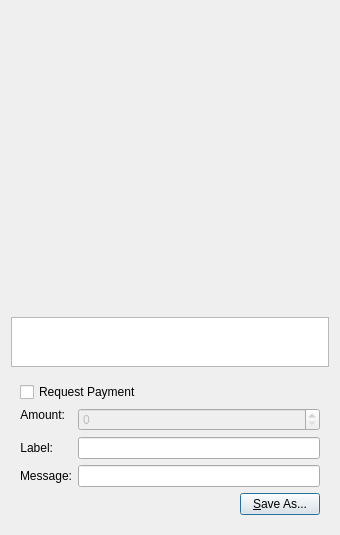
This is src/qt/forms/qrcodedialog.ui in corgicoin/corgicoin as Qt 5 draws it before an edit. The edited form follows.
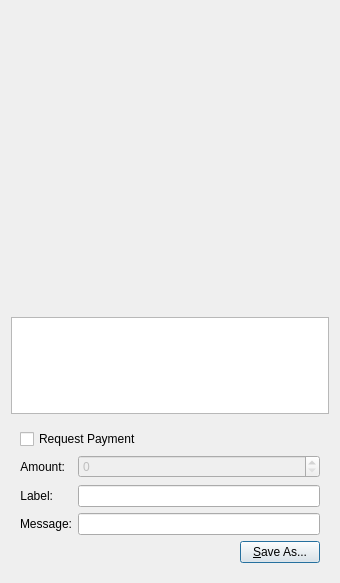
This is the edited form. Custom widgets are drawn as their Qt base class.

Commit message: icon updates, some font size tweaks, about dialog tweaks, added splash screen transparency

The edit to the form file:
```diff
--- a/src/qt/forms/qrcodedialog.ui
+++ b/src/qt/forms/qrcodedialog.ui
@@ -7,7 +7,7 @@
     <x>0</x>
     <y>0</y>
     <width>340</width>
-    <height>530</height>
+    <height>583</height>
    </rect>
   </property>
   <property name="windowTitle">
@@ -125,6 +125,23 @@
             <verstretch>0</verstretch>
            </sizepolicy>
           </property>
+          <property name="minimumSize">
+           <size>
+            <width>0</width>
+            <height>24</height>
+           </size>
+          </property>
+          <property name="baseSize">
+           <size>
+            <width>0</width>
+            <height>0</height>
+           </size>
+          </property>
+          <property name="font">
+           <font>
+            <family>Lucida Grande</family>
+           </font>
+          </property>
           <property name="text">
            <string>Amount:</string>
           </property>
@@ -134,6 +151,9 @@
           <property name="alignment">
            <set>Qt::AlignRight|Qt::AlignTrailing|Qt::AlignVCenter</set>
           </property>
+          <property name="margin">
+           <number>0</number>
+          </property>
           <property name="buddy">
            <cstring>lnReqAmount</cstring>
           </property>
```
The commit also changes 23 other files.
